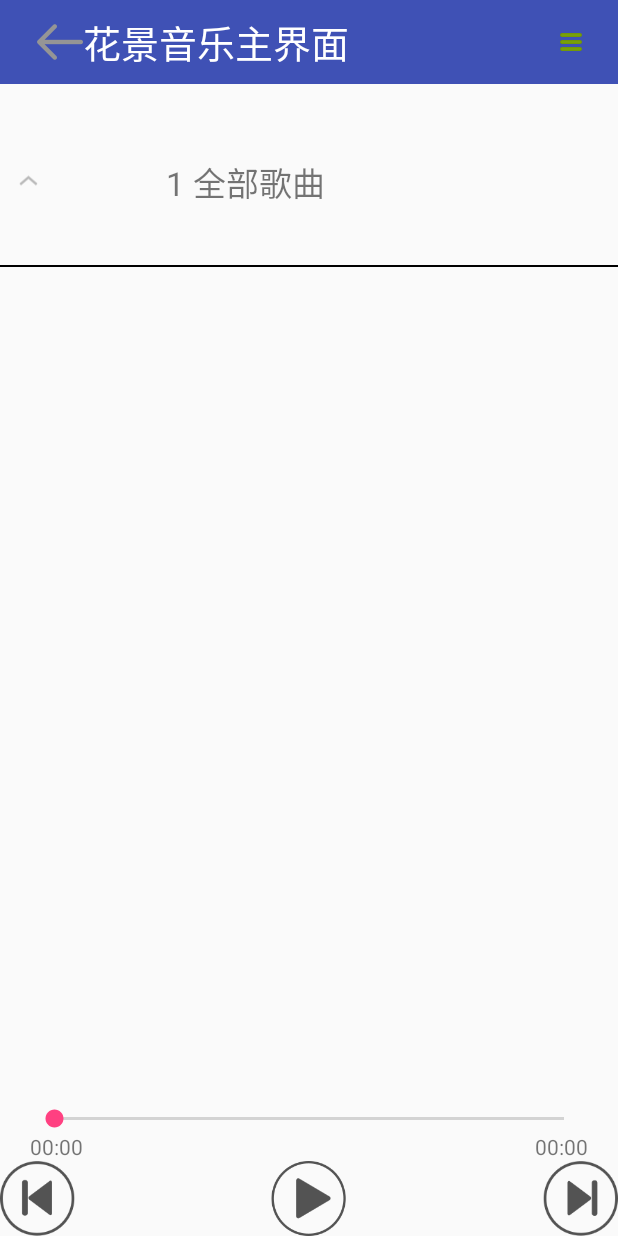
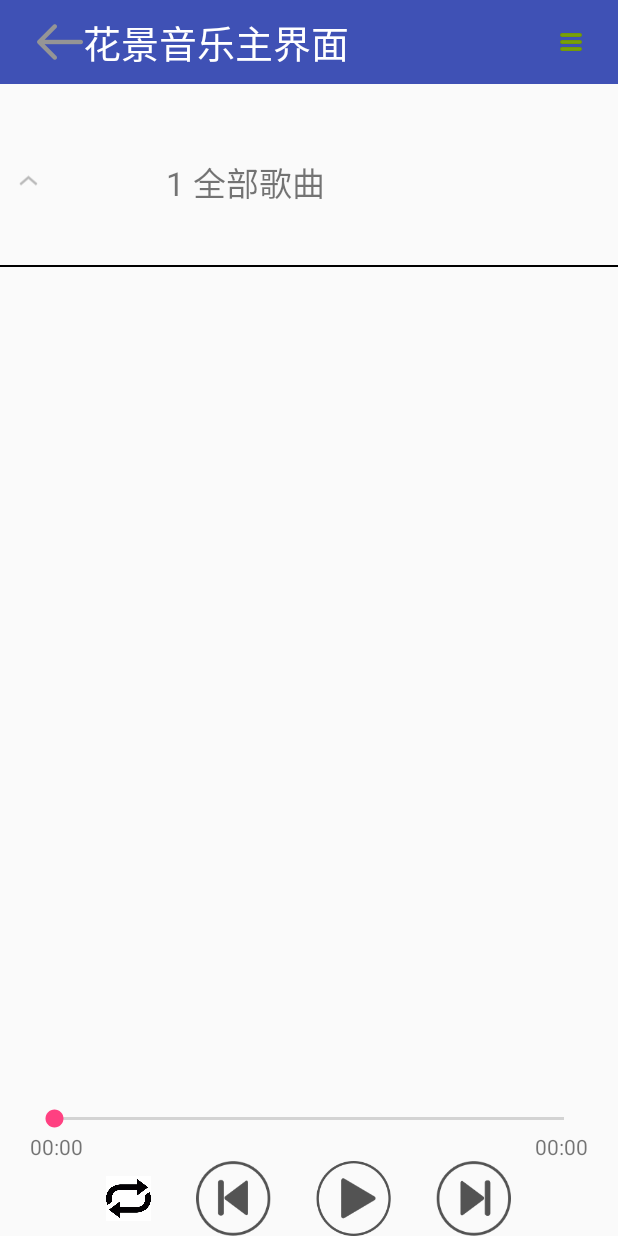
Before and after one commit to jingxiongdi/HuaJingMusic, an Android app: the screen it shows after launch (MainActivity), on a phone screen of 412 x 824 dp. Run offline under Robolectric (Android 15) with nearby library versions, the light colour scheme and no system bars.

Commit message:
添加播放模式的部分功能

```diff
--- a/app/build.gradle
+++ b/app/build.gradle
@@ -32,7 +32,7 @@ def outputDir() {
 }
 
 dependencies {
-    implementation fileTree(dir: 'libs', include: ['*.jar'])
+    implementation fileTree(include: ['*.jar'], dir: 'libs')
     implementation 'com.android.support:appcompat-v7:26.1.0'
     implementation 'com.android.support.constraint:constraint-layout:1.1.0'
 }
--- a/app/src/main/java/com/jingxiongdi/huajingmusic/MainActivity.java
+++ b/app/src/main/java/com/jingxiongdi/huajingmusic/MainActivity.java
@@ -21,6 +21,8 @@ import com.jingxiongdi.huajingmusic.bean.Song;
 import com.jingxiongdi.huajingmusic.service.PlayService;
 import com.jingxiongdi.huajingmusic.util.DBHelper;
 import com.jingxiongdi.huajingmusic.util.L;
+import com.jingxiongdi.huajingmusic.util.MusicConstants;
+import com.jingxiongdi.huajingmusic.util.SPUtils;
 import com.jingxiongdi.huajingmusic.util.ToastUtil;
 
 import java.util.ArrayList;
@@ -37,6 +39,7 @@ public class MainActivity extends BaseActivity {
     private ImageView preBtn = null;
     private ImageView playOrPauseBtn = null;
     private ImageView nextBtn = null;
+    private ImageView playModelBtn = null;
     private int curPlayPostion = 0;
     private int curPlayListPostion = 0;
     private TextView curTime = null;
@@ -45,6 +48,7 @@ public class MainActivity extends BaseActivity {
     private static final int EXPAND_LIST = 0;
     private AtomicInteger nowTime = new AtomicInteger(0);
     private int curPlaySongDuration = 0;
+    private int curPlayMode = 0;
     private Thread updateProgressThread = new Thread(){
         @Override
         public void run() {
@@ -125,10 +129,55 @@ public class MainActivity extends BaseActivity {
 
     }
 
+    private void setPlayMode(int show){
+        switch (curPlayMode) {
+            case 0:
+                playModelBtn.setBackgroundResource(R.mipmap.all_cycle);
+                if(show == 1){
+                    ToastUtil.showShort(MainActivity.this,"列表循环");
+                }
+                break;
+            case 1:
+                playModelBtn.setBackgroundResource(R.mipmap.single_cycle);
+                if(show == 1){
+                    ToastUtil.showShort(MainActivity.this,"单曲循环");
+                }
+                break;
+
+            case 2:
+                playModelBtn.setBackgroundResource(R.mipmap.random_cycle);
+                if(show == 1){
+                    ToastUtil.showShort(MainActivity.this,"随机循环");
+                }
+                break;
+            default:
+                playModelBtn.setBackgroundResource(R.mipmap.all_cycle);
+                break;
+        }
+
+
+    }
 
     private void setViews() {
         curTime = findViewById(R.id.cur_time);
         allTime = findViewById(R.id.all_the_time);
+        playModelBtn = findViewById(R.id.play_model);
+        curPlayMode =(int) SPUtils.get(MainActivity.this,MusicConstants.CUR_PLAY_MODE,0);
+        setPlayMode(0);
+        playModelBtn.setOnClickListener(new View.OnClickListener() {
+            @Override
+            public void onClick(View view) {
+                if(curPlayMode < 2) {
+                    curPlayMode++;
+                } else if(curPlayMode >= 2){
+                    curPlayMode = 0;
+                }
+                setPlayMode(1);
+                SPUtils.put(MainActivity.this,MusicConstants.CUR_PLAY_MODE,curPlayMode);
+
+            }
+        });
+
         seekBar = findViewById(R.id.seekbar);
         seekBar.setOnSeekBarChangeListener(new SeekBar.OnSeekBarChangeListener() {
             @Override
--- a/app/src/main/java/com/jingxiongdi/huajingmusic/util/ToastUtil.java
+++ b/app/src/main/java/com/jingxiongdi/huajingmusic/util/ToastUtil.java
@@ -27,7 +27,7 @@ public class ToastUtil {
     /**
      * 取消Toast显示
      */
-    public void cancelToast() {
+    public static void cancelToast() {
         if(isShow && mToast != null){
             mToast.cancel();
         }
--- a/app/src/main/res/layout/media_controller.xml
+++ b/app/src/main/res/layout/media_controller.xml
@@ -37,13 +37,26 @@
             />
     </RelativeLayout>
 
-    <RelativeLayout
+    <LinearLayout
         android:layout_width="match_parent"
-        android:layout_height="wrap_content">
+        android:layout_height="wrap_content"
+        android:orientation="horizontal"
+        android:gravity="center"
+        android:layout_marginLeft="20dp"
+        android:layout_marginRight="20dp"
+        >
+        <ImageView
+            android:id="@+id/play_model"
+            android:layout_width="30dp"
+            android:layout_height="30dp"
+            android:layout_gravity="center"
+            />
+
         <ImageView
             android:id="@+id/back_left"
             android:layout_width="@dimen/play_img_size"
             android:layout_height="@dimen/play_img_size"
+            android:layout_marginLeft="30dp"
             android:background="@mipmap/player_pre_bubble"
             />
 
@@ -51,18 +64,18 @@
             android:id="@+id/play_or_pause"
             android:layout_width="@dimen/play_img_size"
             android:layout_height="@dimen/play_img_size"
+            android:layout_marginLeft="30dp"
             android:background="@mipmap/player_play_bubble"
-            android:layout_centerHorizontal="true"
             />
 
         <ImageView
             android:id="@+id/next_right"
             android:layout_width="@dimen/play_img_size"
             android:layout_height="@dimen/play_img_size"
+            android:layout_marginLeft="30dp"
             android:background="@mipmap/player_next_bubble"
-            android:layout_alignParentRight="true"
             />
-    </RelativeLayout>
+    </LinearLayout>
 
 
 </LinearLayout>
```
Also changed, not shown: app/src/main/java/com/jingxiongdi/huajingmusic/util/MusicConstants.java (+11 -0 lines), app/src/main/res/mipmap-hdpi/all_cycle.jpg (added), app/src/main/res/mipmap-hdpi/mini_play_button.png, app/src/main/res/mipmap-hdpi/random_cycle.png (added), app/src/main/res/mipmap-hdpi/single_cycle.jpg (added).
